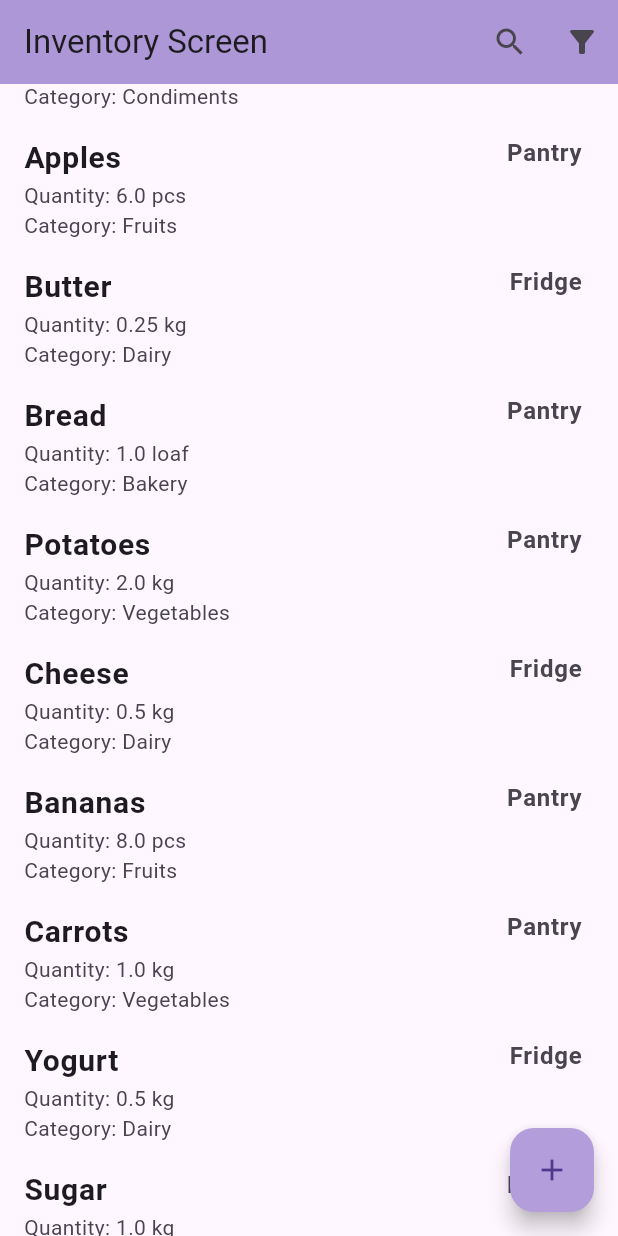
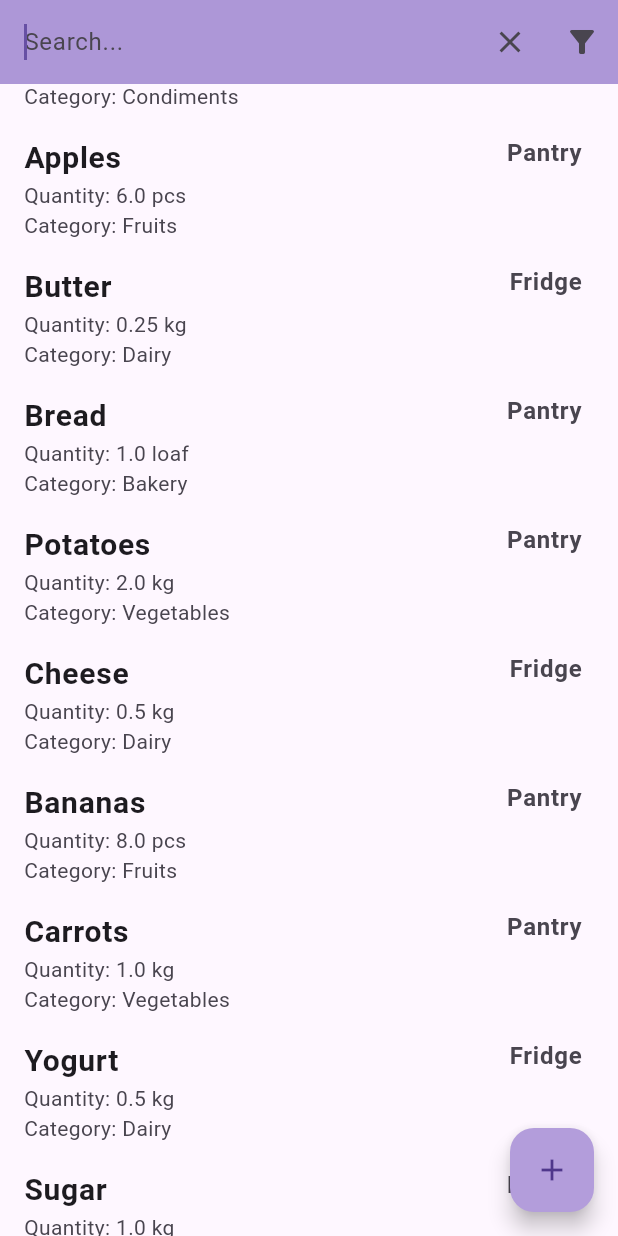
Before and after one commit to ArbaazSaber/Homely, a Flutter app: the screen it shows after launch, scrolled down 576 dp, after a tap on the "search" icon, on a phone screen of 412 x 824 dp. Run offline on Flutter 3.47's test engine with Material 3 defaults, Android fonts, the phone set to English and light mode, and no system bars; our stand-ins replace google_fonts; missing offline and left inert: fuzzywuzzy.

Commit message:
Added Search Functionality

```diff
--- a/lib/inventory_screen.dart
+++ b/lib/inventory_screen.dart
@@ -1,31 +1,127 @@
 import 'package:flutter/material.dart';
+import 'package:fuzzywuzzy/fuzzywuzzy.dart';
+
 import 'package:homely/data/inventory_items.dart';
 import 'package:homely/model/inventory_item.dart';
 import 'package:homely/widget/list_item_tile.dart';
-
 import 'package:homely/widget/add_update_dialog.dart';
 
-class InvetoryScreen extends StatelessWidget {
+class InvetoryScreen extends StatefulWidget {
   const InvetoryScreen({super.key});
+
+  @override
+  State<InvetoryScreen> createState() => _InvetoryScreenState();
+}
+
+class _InvetoryScreenState extends State<InvetoryScreen> {
+  Widget appBarTitle = const Text('Inventory Screen');
+  bool isSearchMode = false;
+  late TextEditingController _searchController;
+
+  List<InventoryItem> filteredItems = dummyInventoryItems;
+
+  @override
+  void initState() {
+    super.initState();
+    _searchController = TextEditingController();
+  }
+
+  @override
+  void dispose() {
+    _searchController.dispose();
+    super.dispose();
+  }
+
+  // void filterSearchResults(String query) {
+  //   if (query.isEmpty) {
+  //     setState(() {
+  //       filteredItems = dummyInventoryItems;
+  //     });
+  //   } else {
+  //     setState(() {
+  //       filteredItems = dummyInventoryItems
+  //           .where(
+  //             (item) =>
+  //                 item.name.toLowerCase().contains(query.toLowerCase()) ||
+  //                 item.category.toLowerCase().contains(query.toLowerCase()) ||
+  //                 item.location.toLowerCase().contains(query.toLowerCase()),
+  //           )
+  //           .toList();
+  //     });
+  //   }
+  // }
+
+  void filterSearchResults(String query) {
+    final q = query.toLowerCase();
+    if (query.isEmpty) {
+      setState(() {
+        filteredItems = dummyInventoryItems;
+      });
+      return;
+    }
+    setState(() {
+      filteredItems = dummyInventoryItems.where((item) {
+        final String itemName = item.name.toLowerCase();
+        if (itemName.contains(q)) return true; // Exact match found
+
+        // Fuzzy match check
+        final nameScore = partialRatio(itemName, q);
+
+        int threshold = q.length < 4 ? 70 : 85;
+
+        return nameScore >= threshold; // Adjust threshold as needed
+      }).toList();
+    });
+  }
+
+  void openSearch() {
+    setState(() {
+      isSearchMode = true;
+      appBarTitle = TextField(
+        autofocus: true,
+        controller: _searchController,
+        decoration: const InputDecoration(
+          hintText: 'Search...',
+          border: InputBorder.none,
+        ),
+        onChanged: filterSearchResults,
+      );
+    });
+  }
+
+  void closeSearch() {
+    setState(() {
+      isSearchMode = false;
+      _searchController.clear();
+      filteredItems = dummyInventoryItems; // reset full list
+      appBarTitle = const Text('Inventory Screen');
+    });
+  }
 
   @override
   Widget build(BuildContext context) {
     return Scaffold(
       appBar: AppBar(
-        title: const Text('Inventory Screen'),
+        title: appBarTitle,
         backgroundColor: Colors.deepPurple.shade200,
         actions: [
-          IconButton(onPressed: () {}, icon: const Icon(Icons.search)),
+          isSearchMode
+              ? IconButton(
+                  onPressed: closeSearch,
+                  icon: const Icon(Icons.close),
+                )
+              : IconButton(
+                  onPressed: openSearch,
+                  icon: const Icon(Icons.search),
+                ),
           IconButton(onPressed: () {}, icon: const Icon(Icons.filter_list_alt)),
         ],
       ),
-      body: Expanded(
-        child: ListView.builder(
-          itemCount: dummyInventoryItems.length,
+      body: ListView.builder(
+        itemCount: filteredItems.length,
         itemBuilder: (context, index) {
-            return ListItemTile(dummyInventoryItems[index]);
+          return ListItemTile(filteredItems[index]);
         },
-        ),
       ),
       floatingActionButton: FloatingActionButton(
         onPressed: () => showDialog(
```
Also changed, not shown: testing.dart (deleted, +0 -92 lines), 1 other file. Lines whose indentation alone changed are shown as unchanged.
